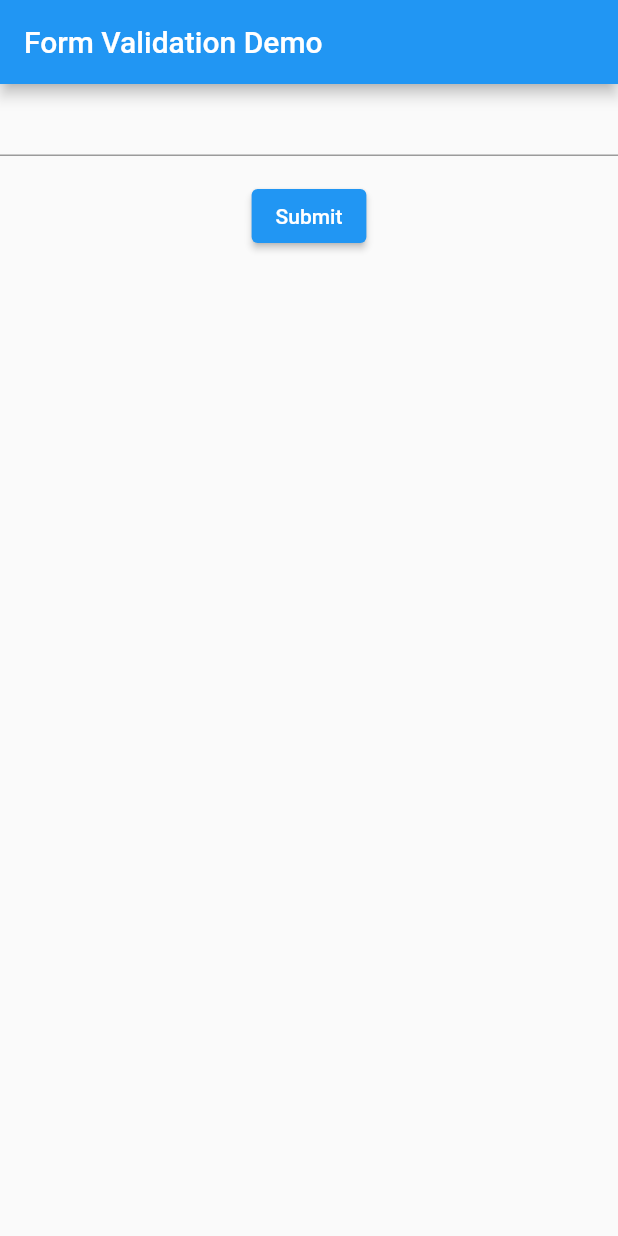
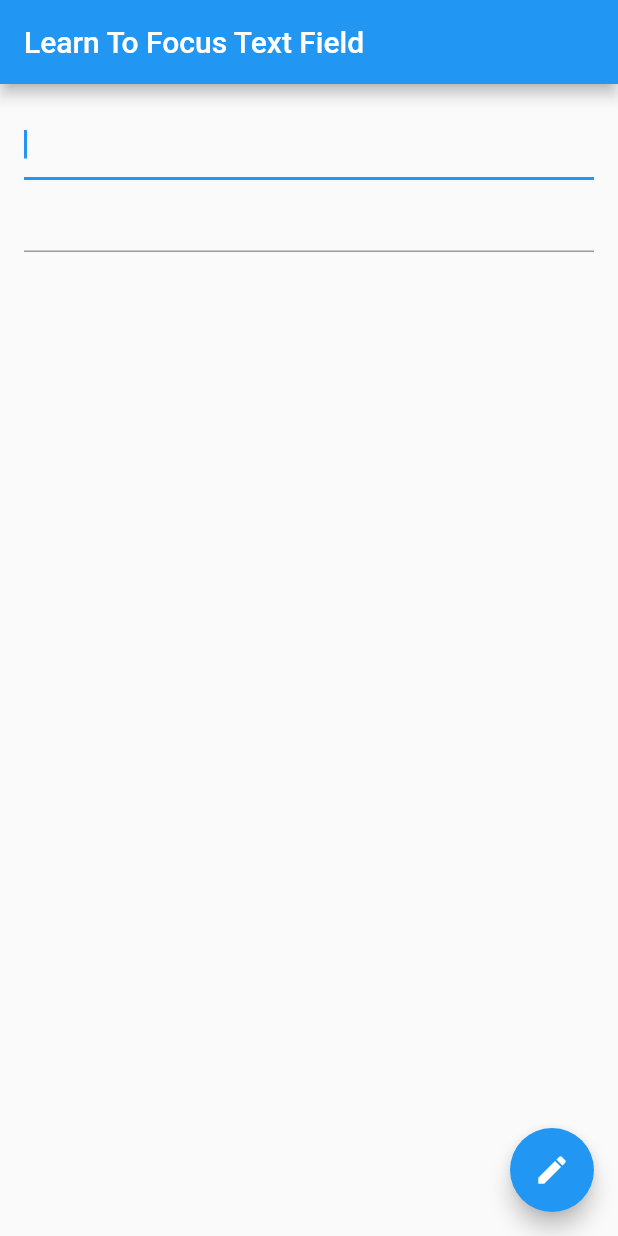
Before and after one commit to atrem13/flutter-learn-form, a Flutter app: the screen it shows after launch, on a phone screen of 412 x 824 dp. Run offline on Flutter 3.47's test engine with Material 2 defaults, Android fonts, the phone set to English and light mode, and no system bars.

Commit message:
learn to use focusnode

```diff
--- a/lib/main.dart
+++ b/lib/main.dart
@@ -12,9 +12,9 @@ class MyApp extends StatelessWidget {
     return MaterialApp(
       title: appTitle,
       home: Scaffold(
-        appBar: AppBar(
-          title: Text(appTitle),
-        ),
+        // appBar: AppBar(
+        //   title: Text(appTitle),
+        // ),
         body: FormValidation(),
       ),
     );
@@ -28,38 +28,85 @@ class FormValidation extends StatefulWidget {
   _FormValidationState createState() => _FormValidationState();
 }
 
+// VALIDATION & FOCUS
+// class _FormValidationState extends State<FormValidation> {
+//   final _formKey = GlobalKey<FormState>();
+//   @override
+//   Widget build(BuildContext context) {
+//     return Form(
+//       key: _formKey,
+//       child: Column(
+//         // crossAxisAlignment: CrossAxisAlignment.start,
+//         children: [
+//           TextFormField(
+//             validator: (value) {
+//               if (value == null || value.isEmpty) {
+//                 return 'Please enter some text';
+//               } else {
+//                 return null;
+//               }
+//             },
+//             decoration: InputDecoration(
+//               border: OutlineInputBorder(),
+//               hintText: 'Enter Something',
+//             ),
+//             autofocus: true,
+//           ),
+//           Padding(
+//             padding: EdgeInsets.symmetric(vertical: 16.0),
+//             child: ElevatedButton(
+//               onPressed: () {
+//                 if (_formKey.currentState!.validate()) {
+//                   ScaffoldMessenger.of(context).showSnackBar(
+//                     SnackBar(content: Text('In Progress')),
+//                   );
+//                 }
+//               },
+//               child: Text('Submit'),
+//             ),
+//           ),
+//         ],
+//       ),
+//     );
+//   }
+// }
+
+// FOCUSNODE EXAMPLE
 class _FormValidationState extends State<FormValidation> {
-  final _formKey = GlobalKey<FormState>();
+  late FocusNode myFocusNode;
+  @override
+  void initState() {
+    super.initState();
+    myFocusNode = FocusNode();
+  }
+
+  @override
+  void dispose() {
+    myFocusNode.dispose();
+    super.dispose();
+  }
+
   @override
   Widget build(BuildContext context) {
-    return Form(
-      key: _formKey,
-      child: Column(
-        // crossAxisAlignment: CrossAxisAlignment.start,
-        children: [
-          TextFormField(
-            validator: (value) {
-              if (value == null || value.isEmpty) {
-                return 'Please enter some text';
-              } else {
-                return null;
-              }
-            },
-          ),
-          Padding(
-            padding: EdgeInsets.symmetric(vertical: 16.0),
-            child: ElevatedButton(
-              onPressed: () {
-                if (_formKey.currentState!.validate()) {
-                  ScaffoldMessenger.of(context).showSnackBar(
-                    SnackBar(content: Text('In Progress')),
-                  );
-                }
-              },
-              child: Text('Submit'),
+    return Scaffold(
+      appBar: AppBar(title: Text('Learn To Focus Text Field')),
+      body: Padding(
+        padding: EdgeInsets.all(16.0),
+        child: Column(
+          children: [
+            TextField(
+              autofocus: true,
             ),
-          ),
-        ],
+            TextField(
+              focusNode: myFocusNode,
+            ),
+          ],
+        ),
+      ),
+      floatingActionButton: FloatingActionButton(
+        onPressed: () => myFocusNode.requestFocus(),
+        tooltip: 'Focus to second text field',
+        child: Icon(Icons.edit),
       ),
     );
   }
```
